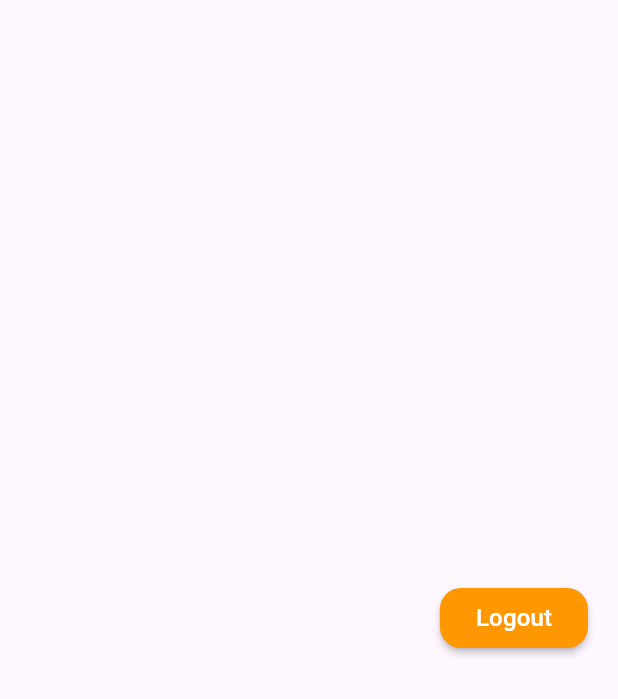
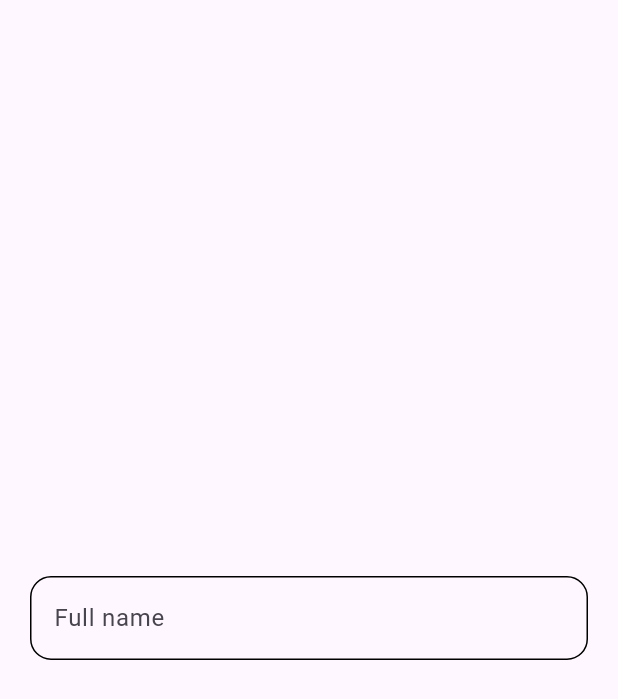
Before and after one commit to GehaziJenda/imosys_flutter_package, a Flutter app: the screen it shows after launch, on a phone screen of 412 x 824 dp. Shown: the top 699 px of the screen. Run offline on Flutter 3.47's test engine with Material 3 defaults, Android fonts, the light colour scheme and no system bars; our stand-ins replace dropdown_button2, extended_image.

Commit message:
Added validator to text field

```diff
--- a/example/lib/main.dart
+++ b/example/lib/main.dart
@@ -68,26 +68,26 @@ class _MyHomePageState extends State<MyHomePage> {
         child: Column(
           mainAxisAlignment: MainAxisAlignment.center,
           children: [
-            Row(
-              mainAxisAlignment: MainAxisAlignment.end,
-              children: [
-                ImosysButton(
-                  text: "Logout",
-                  elevation: 2,
-                  onTap: () {
-                    //perform some action
-                  },
-                ),
-              ],
+            // Row(
+            //   mainAxisAlignment: MainAxisAlignment.end,
+            //   children: [
+            //     ImosysButton(
+            //       text: "Logout",
+            //       elevation: 2,
+            //       onTap: () {
+            //         //perform some action
+            //       },
+            //     ),
+            //   ],
+            // ),
+            ImosysTextField(
+              hint: "",
+              controller: controller,
+              hasBorder: true,
+              label: "Full name",
+              fillColor: Colors.grey.withAlpha(80),
+              hintFontColor: Colors.grey,
             ),
-            // ImosysTextField(
-            //   hint: "Full name",
-            //   controller: controller,
-            //   hasBorder: true,
-            //   //fillColor: Colors.grey.withOpacity(0.2),
-            //   hintFontColor: Colors.grey,
-            //   //hasFill: true,
-            // ),
             // SizedBox(
             //   height: config.defaultVerticalMargin,
             // ),
@@ -107,8 +107,7 @@ class _MyHomePageState extends State<MyHomePage> {
             // ),
             // ImosysTextField(
             //   hint: "Gender",
-            //   width: 150,
-            //   suffixIcon: Icon(Icons.arrow_drop_down),
+            //   suffixIcon: const Icon(Icons.arrow_drop_down),
             //   controller: genderController,
             //   hintFontColor: Colors.grey,
             //   onChange: (value) {
--- a/lib/widgets/imosys_text_field.dart
+++ b/lib/widgets/imosys_text_field.dart
@@ -13,6 +13,7 @@ class ImosysTextField extends StatelessWidget {
   final TextInputType? inputType;
   final VoidCallback? toggleObscure;
   final Function(String?)? onChange;
+  final String? Function(String?)? validator;
   final int? maxLength;
   final int? maxLines;
   final int? minLines;
@@ -73,6 +74,7 @@ class ImosysTextField extends StatelessWidget {
       this.errorBorderColor,
       this.focusedBorderColor,
       this.hasFill = false,
+      this.validator,
       this.fillColor});
 
   @override
@@ -119,7 +121,9 @@ class ImosysTextField extends StatelessWidget {
   }
 
   Widget textField(ImosysConfig config) {
-    return TextField(
+    return validator != null
+        ? TextFormField(
+            validator: validator,
             onTap: onTap != null
                 ? () {
                     onTap?.call();
@@ -129,7 +133,8 @@ class ImosysTextField extends StatelessWidget {
             maxLength: maxLength,
             maxLines: maxLines ?? 1,
             minLines: minLines,
-      cursorColor: cursorColor ?? config.cursorColor ?? config.primaryColor,
+            cursorColor:
+                cursorColor ?? config.cursorColor ?? config.primaryColor,
             autocorrect: autoCorrect ?? true,
             readOnly: onTap != null,
             keyboardType: inputType,
@@ -150,8 +155,9 @@ class ImosysTextField extends StatelessWidget {
               hintText: hint,
               suffixIcon: dontShowText != null
                   ? IconButton(
-                icon: Icon(
-                    dontShowText! ? Icons.visibility : Icons.visibility_off),
+                      icon: Icon(dontShowText!
+                          ? Icons.visibility
+                          : Icons.visibility_off),
                       onPressed: () {
                         if (toggleObscure != null) {
                           toggleObscure!.call();
@@ -175,11 +181,14 @@ class ImosysTextField extends StatelessWidget {
                     config.defaultFontColor,
               ),
               fillColor: hasFill
-            ? fillColor ?? config.defaultTextFieldFillColor ?? Colors.white
+                  ? fillColor ??
+                      config.defaultTextFieldFillColor ??
+                      Colors.white
                   : null,
               border: OutlineInputBorder(
                 borderRadius: BorderRadius.all(
-            Radius.circular(borderRadius ?? config.defaultContainerRadius),
+                  Radius.circular(
+                      borderRadius ?? config.defaultContainerRadius),
                 ),
                 borderSide: hasBorder
                     ? BorderSide(
@@ -207,7 +216,8 @@ class ImosysTextField extends StatelessWidget {
               ),
               errorBorder: OutlineInputBorder(
                 borderRadius: BorderRadius.all(
-            Radius.circular(borderRadius ?? config.defaultContainerRadius),
+                  Radius.circular(
+                      borderRadius ?? config.defaultContainerRadius),
                 ),
                 borderSide: hasBorder
                     ? BorderSide(
@@ -218,7 +228,125 @@ class ImosysTextField extends StatelessWidget {
               ),
               focusedBorder: OutlineInputBorder(
                 borderRadius: BorderRadius.all(
-            Radius.circular(borderRadius ?? config.defaultContainerRadius),
+                  Radius.circular(
+                      borderRadius ?? config.defaultContainerRadius),
+                ),
+                borderSide: hasBorder
+                    ? BorderSide(
+                        width: 1,
+                        color: focusedBorderColor ?? config.primaryColor,
+                      )
+                    : BorderSide.none,
+              ),
+            ),
+          )
+        : TextField(
+            onTap: onTap != null
+                ? () {
+                    onTap?.call();
+                  }
+                : null,
+            controller: controller,
+            maxLength: maxLength,
+            maxLines: maxLines ?? 1,
+            minLines: minLines,
+            cursorColor:
+                cursorColor ?? config.cursorColor ?? config.primaryColor,
+            autocorrect: autoCorrect ?? true,
+            readOnly: onTap != null,
+            keyboardType: inputType,
+            textCapitalization: textCapitalization ?? TextCapitalization.none,
+            obscureText: dontShowText ?? false,
+            textInputAction: textInputAction ?? TextInputAction.done,
+            onChanged: onChange,
+            style: TextStyle(
+                fontFamily: fontFamily ?? config.defaultFontFamily,
+                fontSize: fontSize ?? config.defaultFontSize,
+                color: fontColor ?? config.defaultFontColor,
+                fontWeight: fontWeight),
+            decoration: InputDecoration(
+              counterText: "",
+              filled: hasFill,
+              prefixIcon: prefixIcon,
+              labelText: label,
+              hintText: hint,
+              suffixIcon: dontShowText != null
+                  ? IconButton(
+                      icon: Icon(dontShowText!
+                          ? Icons.visibility
+                          : Icons.visibility_off),
+                      onPressed: () {
+                        if (toggleObscure != null) {
+                          toggleObscure!.call();
+                        }
+                      },
+                    )
+                  : suffixIcon,
+              prefix: prefixText != null
+                  ? ImosysTextWidget(
+                      text: "$prefixText ",
+                      fontFamily: fontFamily ?? config.defaultFontFamily,
+                      size: fontSize ?? config.defaultFontSize,
+                      color: fontColor ?? config.defaultFontColor,
+                    )
+                  : null,
+              hintStyle: TextStyle(
+                fontFamily: fontFamily ?? config.defaultFontFamily,
+                fontSize: fontSize ?? config.defaultFontSize,
+                color: hintFontColor ??
+                    config.defaultHintColor ??
+                    config.defaultFontColor,
+              ),
+              fillColor: hasFill
+                  ? fillColor ??
+                      config.defaultTextFieldFillColor ??
+                      Colors.white
+                  : null,
+              border: OutlineInputBorder(
+                borderRadius: BorderRadius.all(
+                  Radius.circular(
+                      borderRadius ?? config.defaultContainerRadius),
+                ),
+                borderSide: hasBorder
+                    ? BorderSide(
+                        width: 1,
+                        color: borderColor ??
+                            config.defaultBorderColor ??
+                            config.primaryColor,
+                      )
+                    : BorderSide.none,
+              ),
+              enabledBorder: OutlineInputBorder(
+                borderRadius: BorderRadius.all(
+                  Radius.circular(
+                    borderRadius ?? config.defaultContainerRadius,
+                  ),
+                ),
+                borderSide: hasBorder
+                    ? BorderSide(
+                        width: 1,
+                        color: borderColor ??
+                            config.defaultBorderColor ??
+                            config.primaryColor,
+                      )
+                    : BorderSide.none,
+              ),
+              errorBorder: OutlineInputBorder(
+                borderRadius: BorderRadius.all(
+                  Radius.circular(
+                      borderRadius ?? config.defaultContainerRadius),
+                ),
+                borderSide: hasBorder
+                    ? BorderSide(
+                        width: 1,
+                        color: errorBorderColor ?? Colors.red,
+                      )
+                    : BorderSide.none,
+              ),
+              focusedBorder: OutlineInputBorder(
+                borderRadius: BorderRadius.all(
+                  Radius.circular(
+                      borderRadius ?? config.defaultContainerRadius),
                 ),
                 borderSide: hasBorder
                     ? BorderSide(
```
Lines whose indentation alone changed are shown as unchanged.
